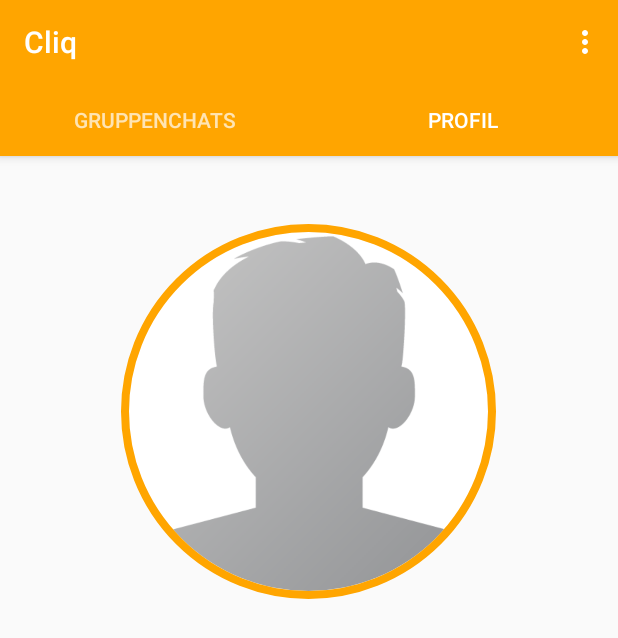
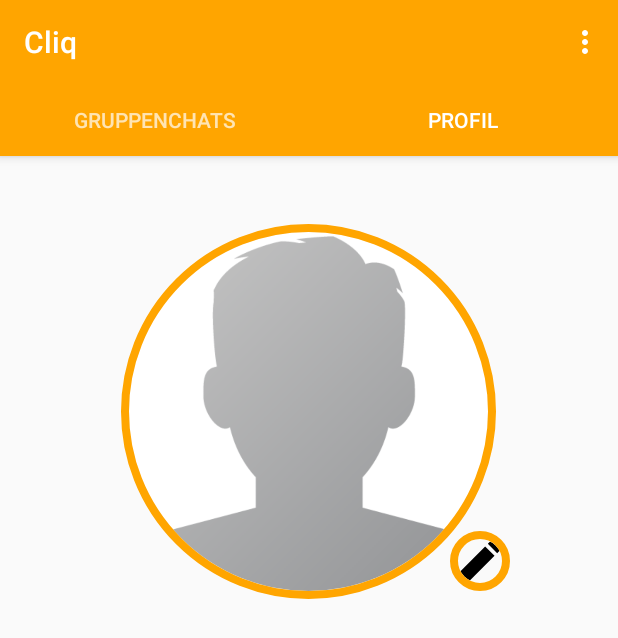
Before and after one commit to Neggorok/CliqV1, an Android app: the screen it shows after launch once a user with an empty profile is signed in (MainPageActivity), tab 2 chosen, on a phone screen of 412 x 824 dp. Shown: the top 638 px of the screen. Run offline under Robolectric (Android 15) with nearby library versions, the phone set to English and light mode, and no system bars; our stand-ins replace CircleImageView, Firebase (no records; nobody signed in at launch, a user with empty details on screens opened directly).

Commit message:
beim Profil wird der Name angezeigt, edit-image hinzugefügt um im späteren Verlauf den Avatar zu ändern ( erst über Kamera )

```diff
--- a/app/src/main/java/com/example/cliqv1/ProfileFragment.java
+++ b/app/src/main/java/com/example/cliqv1/ProfileFragment.java
@@ -1,14 +1,17 @@
 package com.example.cliqv1;
 
 
+import android.content.Intent;
 import android.os.Bundle;
 import android.support.annotation.NonNull;
+import android.support.annotation.Nullable;
 import android.support.v4.app.Fragment;
 import android.support.v7.widget.Toolbar;
 import android.view.LayoutInflater;
 import android.view.View;
 import android.view.ViewGroup;
 import android.widget.ArrayAdapter;
+import android.widget.ImageButton;
 import android.widget.TextView;
 
 import com.google.firebase.auth.FirebaseAuth;
@@ -30,6 +33,7 @@ public class ProfileFragment extends Fragment {
     private DatabaseReference profileRef;
     private String currentUserName, currentUserID;
     private FirebaseAuth firebaseAuth;
+    private static final int galleryPick = 1;
 
 
     public ProfileFragment() {
@@ -42,4 +46,42 @@ public class ProfileFragment extends Fragment {
                              Bundle savedInstanceState) {
         return inflater.inflate(R.layout.fragment_profile, container, false);
     }
+
+    @Override
+    public void onViewCreated(@NonNull View view, @Nullable Bundle savedInstanceState) {
+        userProfile = getView().findViewById(R.id.editPic);
+        userName = getView().findViewById(R.id.name);
+
+        firebaseAuth = FirebaseAuth.getInstance();
+        currentUserID = firebaseAuth.getCurrentUser().getUid();
+        profileRef = FirebaseDatabase.getInstance().getReference().child("Users").child(currentUserID).child("name");
+
+        profileRef.addValueEventListener(new ValueEventListener() {
+            @Override
+            public void onDataChange(@NonNull DataSnapshot dataSnapshot) {
+                userName.setText(dataSnapshot.getValue(String.class));
+            }
+
+            @Override
+            public void onCancelled(@NonNull DatabaseError databaseError) {
+
+            }
+        });
+
+        userProfile.setOnClickListener(new View.OnClickListener() {
+            @Override
+            public void onClick(View v) {
+                Intent iGallery = new Intent();
+                iGallery.setAction(Intent.ACTION_GET_CONTENT);
+                iGallery.setType("image/*");
+                startActivityForResult(iGallery, galleryPick );
+            }
+        });
+    }
+
+    @Override
+    public void onActivityResult(int requestCode, int resultCode, Intent data) {
+        super.onActivityResult(requestCode, resultCode, data);
+
+    }
 }
--- /dev/null
+++ b/app/src/main/res/drawable/edit.xml
@@ -0,0 +1,9 @@
+<vector xmlns:android="http://schemas.android.com/apk/res/android"
+        android:width="24dp"
+        android:height="24dp"
+        android:viewportWidth="24.0"
+        android:viewportHeight="24.0">
+    <path
+        android:fillColor="#FF000000"
+        android:pathData="M3,17.25V21h3.75L17.81,9.94l-3.75,-3.75L3,17.25zM20.71,7.04c0.39,-0.39 0.39,-1.02 0,-1.41l-2.34,-2.34c-0.39,-0.39 -1.02,-0.39 -1.41,0l-1.83,1.83 3.75,3.75 1.83,-1.83z"/>
+</vector>
--- a/app/src/main/res/layout/activity_group_chat.xml
+++ b/app/src/main/res/layout/activity_group_chat.xml
@@ -38,7 +38,7 @@
                 android:textColor="@color/colorDarkOrange"
                 android:layout_marginStart="2dp"
                 android:layout_marginEnd="2dp"
-                android:layout_marginBottom="50dp"/>
+                android:layout_marginBottom="150dp"/>
 
         </LinearLayout>
 
--- a/app/src/main/res/layout/fragment_profile.xml
+++ b/app/src/main/res/layout/fragment_profile.xml
@@ -14,7 +14,16 @@
         app:civ_border_width="5dp"
         android:layout_alignParentTop="true"
         android:layout_centerHorizontal="true"
-        app:civ_border_color="@color/colorOrange"/>
+        app:civ_border_color="@color/colorOrange" />
+    <de.hdodenhof.circleimageview.CircleImageView
+        android:layout_width="40dp"
+        android:layout_height="40dp"
+        app:civ_border_width="5dp"
+        app:civ_border_color="@color/colorOrange"
+        android:src="@drawable/edit"
+        android:layout_marginTop="250dp"
+        android:layout_marginLeft="300dp"
+        android:id="@+id/editPic"/>
 
     <LinearLayout
         android:layout_width="match_parent"
```
Also changed, not shown: app/src/main/java/com/example/cliqv1/GroupChatActivity.java (+57 -0 lines), app/src/main/res/layout/activity_register.xml (+12 -1 lines).
